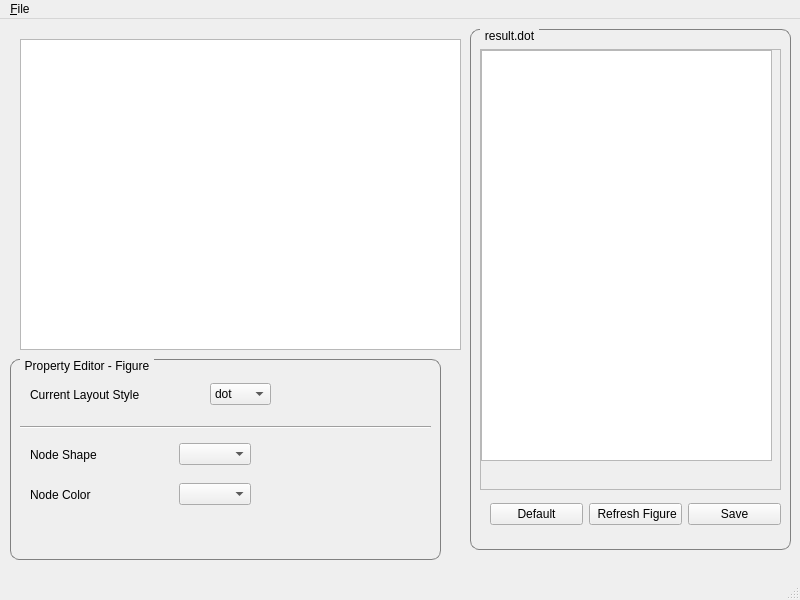
Before: the Qt Designer form visulizationwindow.ui in merdolphin/GRNVisulizationCute, drawn with Qt 5.
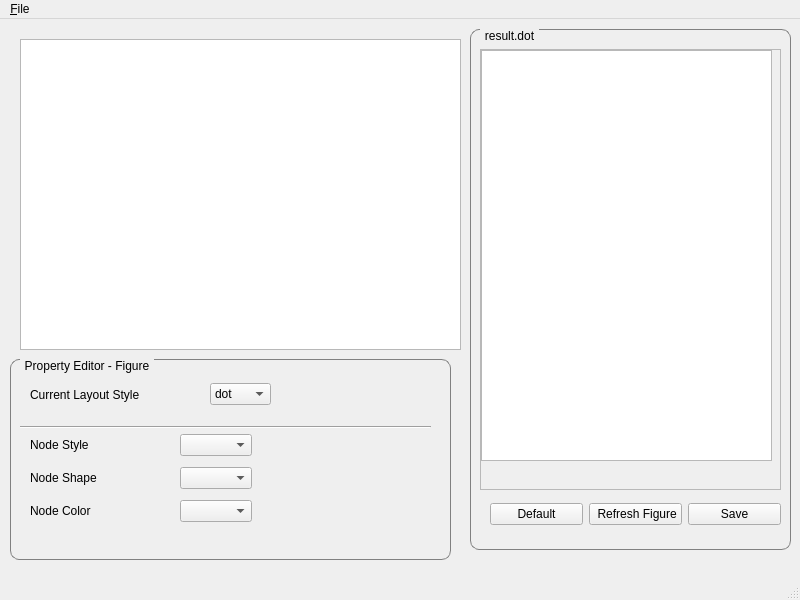
After: the same form once the commit is applied.

Commit message: there are some insects singing outside window

```diff
--- a/visulizationwindow.ui
+++ b/visulizationwindow.ui
@@ -147,7 +147,7 @@
       <rect>
        <x>0</x>
        <y>0</y>
-       <width>431</width>
+       <width>441</width>
        <height>201</height>
       </rect>
      </property>
@@ -167,7 +167,7 @@
        <enum>Qt::Horizontal</enum>
       </property>
      </widget>
-     <widget class="QWidget" name="">
+     <widget class="QWidget" name="layoutWidget">
       <property name="geometry">
        <rect>
         <x>20</x>
@@ -237,11 +237,40 @@
       <property name="geometry">
        <rect>
         <x>20</x>
-        <y>80</y>
-        <width>221</width>
-        <height>31</height>
+        <y>70</y>
+        <width>222</width>
+        <height>101</height>
        </rect>
       </property>
+      <layout class="QVBoxLayout" name="verticalLayout">
+       <item>
+        <layout class="QHBoxLayout" name="horizontalLayout_5">
+         <item>
+          <widget class="QLabel" name="labelNodeStyle">
+           <property name="text">
+            <string>Node Style</string>
+           </property>
+          </widget>
+         </item>
+         <item>
+          <spacer name="horizontalSpacer_4">
+           <property name="orientation">
+            <enum>Qt::Horizontal</enum>
+           </property>
+           <property name="sizeHint" stdset="0">
+            <size>
+             <width>40</width>
+             <height>20</height>
+            </size>
+           </property>
+          </spacer>
+         </item>
+         <item>
+          <widget class="QComboBox" name="comboBoxNodeStyle"/>
+         </item>
+        </layout>
+       </item>
+       <item>
       <layout class="QHBoxLayout" name="horizontalLayout_3">
        <item>
         <widget class="QLabel" name="label_2">
@@ -267,16 +296,8 @@
         <widget class="QComboBox" name="comboBoxNodeShapes"/>
        </item>
       </layout>
-     </widget>
-     <widget class="QWidget" name="">
-      <property name="geometry">
-       <rect>
-        <x>20</x>
-        <y>120</y>
-        <width>221</width>
-        <height>31</height>
-       </rect>
-      </property>
+       </item>
+       <item>
       <layout class="QHBoxLayout" name="horizontalLayout_4">
        <item>
         <widget class="QLabel" name="labelNodeColor">
@@ -300,6 +321,8 @@
        </item>
        <item>
         <widget class="QComboBox" name="comboBoxNodeColor"/>
+         </item>
+        </layout>
        </item>
       </layout>
      </widget>
```
Left out of the diff: 2 changed lines with no effect on the pictures. Lines whose indentation alone changed are shown as unchanged. The commit also changes 4 other files.
